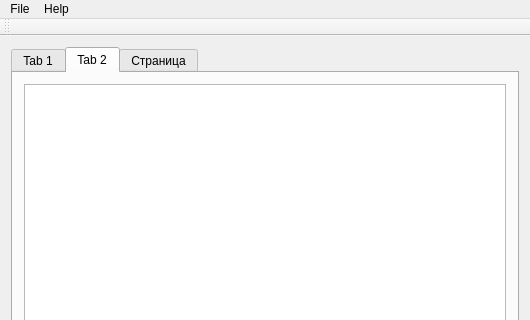
Above: mainwindow.ui from mrnkv/AMSVert before the change; both pictures show x 0 to 530 and y 0 to 320 of the 530 by 618 pixel window. Below: the same form after it.
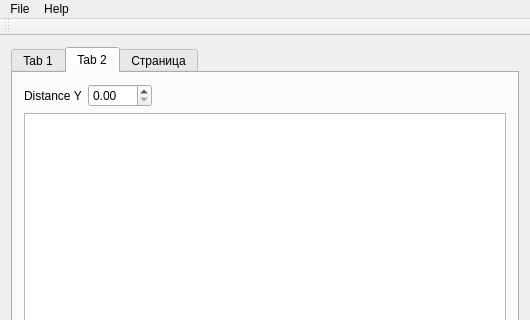
That is the form after the change. The open tabs and pages were chosen to show the change. Custom widgets are drawn as their Qt base class.

The edit to the form file:
```diff
--- a/mainwindow.ui
+++ b/mainwindow.ui
@@ -41,7 +41,38 @@
        <attribute name="title">
         <string>Tab 2</string>
        </attribute>
-       <layout class="QHBoxLayout" name="horizontalLayout_3">
+       <layout class="QVBoxLayout" name="verticalLayout_3">
+        <item>
+         <layout class="QHBoxLayout" name="horizontalLayout_3">
+          <item>
+           <widget class="QLabel" name="label_2">
+            <property name="text">
+             <string>Distance Y</string>
+            </property>
+           </widget>
+          </item>
+          <item>
+           <widget class="QDoubleSpinBox" name="distance_Y">
+            <property name="maximum">
+             <double>500.000000000000000</double>
+            </property>
+           </widget>
+          </item>
+          <item>
+           <spacer name="horizontalSpacer_2">
+            <property name="orientation">
+             <enum>Qt::Horizontal</enum>
+            </property>
+            <property name="sizeHint" stdset="0">
+             <size>
+              <width>148</width>
+              <height>20</height>
+             </size>
+            </property>
+           </spacer>
+          </item>
+         </layout>
+        </item>
         <item>
          <widget class="QTableView" name="levels_Y"/>
         </item>
```
Left out of the diff: 35 changed lines with no effect on the pictures.
